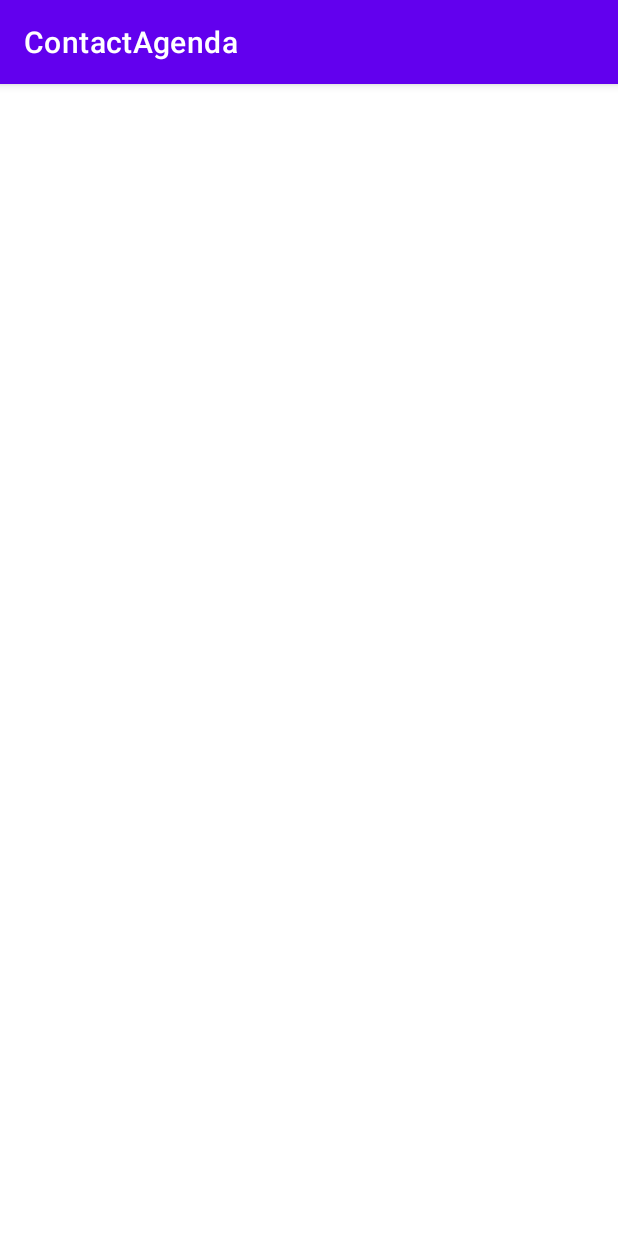
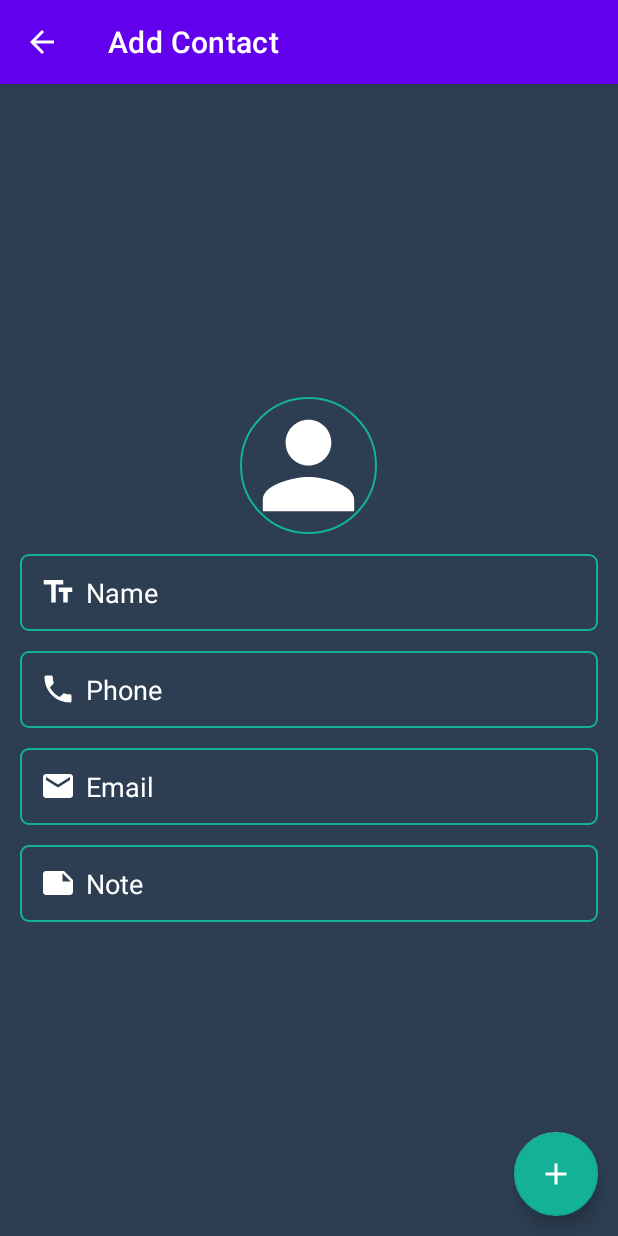
Before and after one commit to cristiandronache03/ConstactAgenda, an Android app: the AddContact screen opened directly, with no data from a screen before it, on a phone screen of 412 x 824 dp. Run offline under Robolectric (Android 15) with nearby library versions, the phone set to English and light mode, and no system bars; our stand-ins replace CircleImageView, sdp/ssp sizes.

Commit message:
add contact activity

```diff
--- a/app/build.gradle
+++ b/app/build.gradle
@@ -39,6 +39,7 @@ dependencies {
 
 
     implementation 'com.intuit.sdp:sdp-android:1.1.0'
+    implementation 'de.hdodenhof:circleimageview:3.1.0'
 
 
 }
--- a/app/src/main/java/com/example/contactagenda/AddContact.java
+++ b/app/src/main/java/com/example/contactagenda/AddContact.java
@@ -1,14 +1,75 @@
 package com.example.contactagenda;
 
+import androidx.appcompat.app.ActionBar;
 import androidx.appcompat.app.AppCompatActivity;
 
 import android.os.Bundle;
+import android.view.View;
+import android.widget.EditText;
+import android.widget.ImageView;
+import android.widget.Toast;
+
+import com.google.android.material.floatingactionbutton.FloatingActionButton;
 
 public class AddContact extends AppCompatActivity {
+
+    private ImageView profiveIv;
+    private EditText nameEt,phoneEt,emailEt,noteEt;
+
+    private FloatingActionButton fab;
+
+    String name, phone, email, note;
+
+    ActionBar actionBar;
+
 
     @Override
     protected void onCreate(Bundle savedInstanceState) {
         super.onCreate(savedInstanceState);
         setContentView(R.layout.activity_add_contact);
+
+        actionBar = getSupportActionBar();
+
+        actionBar.setTitle("Add Contact");
+        actionBar.setDisplayHomeAsUpEnabled(true);
+        actionBar.setDisplayShowHomeEnabled(true);
+
+        profiveIv = findViewById(R.id.profileIv);
+        nameEt = findViewById(R.id.nameEt);
+        phoneEt = findViewById(R.id.phoneEt);
+        emailEt = findViewById(R.id.emailEt);
+        noteEt = findViewById(R.id.noteEt);
+        fab = findViewById(R.id.fab);
+
+
+        fab.setOnClickListener(new View.OnClickListener() {
+            @Override
+            public void onClick(View v) {
+                saveData();
+            }
+        });
+
+    }
+
+    private void saveData() {
+
+        name = nameEt.getText().toString();
+        phone = phoneEt.getText().toString();
+        email = emailEt.getText().toString();
+        note = noteEt.getText().toString();
+
+        if(name.isEmpty() || phone.isEmpty()){
+            Toast.makeText(getApplicationContext(), "Please fill in the fields...",Toast.LENGTH_SHORT).show();
+        }
+        else{
+
+        }
+
+    }
+
+    @Override
+    public boolean onSupportNavigateUp() {
+        onBackPressed();
+        return super.onSupportNavigateUp();
     }
 }
--- a/app/src/main/res/layout/activity_add_contact.xml
+++ b/app/src/main/res/layout/activity_add_contact.xml
@@ -1,9 +1,104 @@
 <?xml version="1.0" encoding="utf-8"?>
-<androidx.constraintlayout.widget.ConstraintLayout xmlns:android="http://schemas.android.com/apk/res/android"
+<RelativeLayout xmlns:android="http://schemas.android.com/apk/res/android"
     xmlns:app="http://schemas.android.com/apk/res-auto"
     xmlns:tools="http://schemas.android.com/tools"
     android:layout_width="match_parent"
     android:layout_height="match_parent"
+    android:background="@color/colorSecondary"
     tools:context=".AddContact">
 
-</androidx.constraintlayout.widget.ConstraintLayout>
+    <LinearLayout
+        android:layout_width="match_parent"
+        android:layout_height="wrap_content"
+        android:orientation="vertical"
+        android:layout_centerInParent="true"
+        android:padding="@dimen/_10sdp">
+
+        <de.hdodenhof.circleimageview.CircleImageView
+            android:id="@+id/profileIv"
+            android:layout_width="@dimen/_70sdp"
+            android:layout_height="@dimen/_70sdp"
+            android:src="@drawable/baseline_person_24"
+            android:layout_gravity="center"
+            app:civ_border_width="@dimen/_1sdp"
+            app:civ_border_color="@color/colorTextPrimary"/>
+
+        <EditText
+            android:id="@+id/nameEt"
+            android:layout_width="match_parent"
+            android:layout_height="wrap_content"
+            android:hint="Name"
+            android:inputType="textPersonName"
+            android:textColorHint="@color/white"
+            android:background="@drawable/bg_input_field"
+            android:padding="@dimen/_10sdp"
+            android:layout_marginTop="@dimen/_10sdp"
+            android:drawableStart="@drawable/baseline_text_fields_24"
+            android:drawablePadding="@dimen/_5sdp"
+            android:textSize="@dimen/_14sdp"
+            android:textColor="@color/colorTextSecondary"/>
+
+        <EditText
+            android:id="@+id/phoneEt"
+            android:layout_width="match_parent"
+            android:layout_height="wrap_content"
+            android:hint="Phone"
+            android:inputType="phone"
+            android:textColorHint="@color/white"
+            android:background="@drawable/bg_input_field"
+            android:padding="@dimen/_10sdp"
+            android:layout_marginTop="@dimen/_10sdp"
+            android:drawableStart="@drawable/baseline_local_phone_24"
+            android:drawablePadding="@dimen/_5sdp"
+            android:textSize="@dimen/_14sdp"
+            android:textColor="@color/colorTextSecondary"/>
+
+        <EditText
+            android:id="@+id/emailEt"
+            android:layout_width="match_parent"
+            android:layout_height="wrap_content"
+            android:hint="Email"
+            android:inputType="textEmailAddress"
+            android:textColorHint="@color/white"
+            android:background="@drawable/bg_input_field"
+            android:padding="@dimen/_10sdp"
+            android:layout_marginTop="@dimen/_10sdp"
+            android:drawableStart="@drawable/baseline_email_24"
+            android:drawablePadding="@dimen/_5sdp"
+            android:textSize="@dimen/_14sdp"
+            android:textColor="@color/colorTextSecondary"/>
+
+        <EditText
+            android:id="@+id/noteEt"
+            android:layout_width="match_parent"
+            android:layout_height="wrap_content"
+            android:hint="Note"
+            android:inputType="textLongMessage"
+            android:textColorHint="@color/white"
+            android:background="@drawable/bg_input_field"
+            android:padding="@dimen/_10sdp"
+            android:layout_marginTop="@dimen/_10sdp"
+            android:drawableStart="@drawable/baseline_note_24"
+            android:drawablePadding="@dimen/_5sdp"
+            android:textSize="@dimen/_14sdp"
+            android:textColor="@color/colorTextSecondary"/>
+
+    </LinearLayout>
+
+
+
+    <com.google.android.material.floatingactionbutton.FloatingActionButton
+        android:id="@+id/fab"
+        android:layout_width="wrap_content"
+        android:layout_height="wrap_content"
+        android:layout_alignParentEnd="true"
+        android:layout_alignParentBottom="true"
+        android:layout_margin="@dimen/_10sdp"
+        android:src="@drawable/baseline_add_24"
+        app:tint="@color/white"
+        app:backgroundTint="@color/colorTextPrimary"
+        android:elevation="@dimen/_5sdp"
+        app:pressedTranslationZ="@dimen/_10sdp"
+        android:contentDescription="TODO" />
+
+</RelativeLayout>
```
